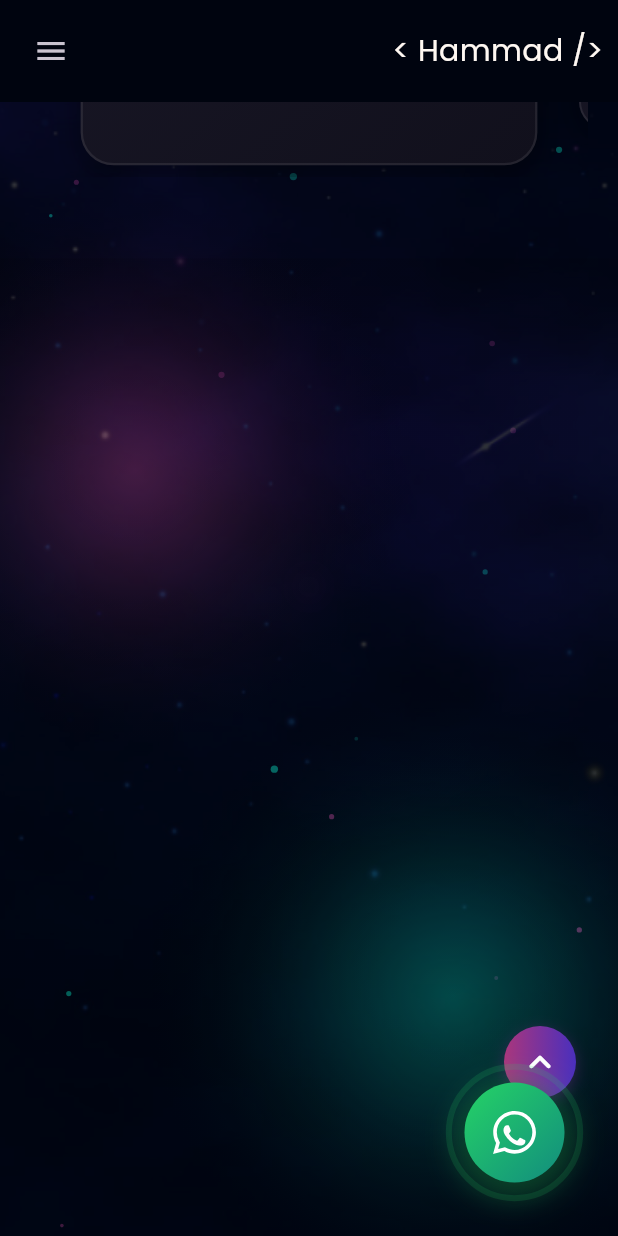
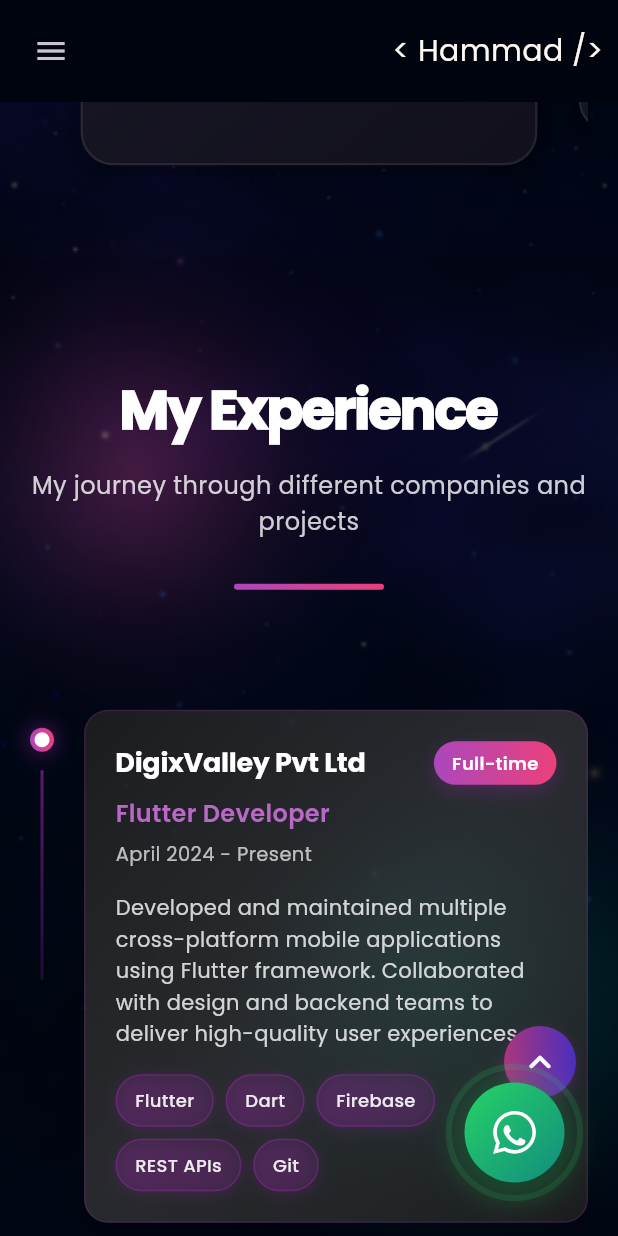
Before and after one commit to Hammadmughal123/mysite, a Flutter app: the screen it shows after launch, scrolled down 1728 dp, on a phone screen of 412 x 824 dp. Run offline on Flutter 3.47's test engine with Material 3 defaults, Android fonts, the light colour scheme and no system bars; drawn by our look-alikes of carousel_slider, scrollable_positioned_list; our stand-ins replace animated_text_kit, bloc, flutter_bloc, flutter_svg, share_plus, sizer; missing offline and left inert: universal_html.

Commit message:
mobile improvement

```diff
--- a/lib/app/experience/eperie.dart
+++ b/lib/app/experience/eperie.dart
@@ -28,6 +28,8 @@ class _ExperienceSectionState extends State<ExperienceSection>
   @override
   void didChangeDependencies() {
     super.didChangeDependencies();
+    if (Responsive.isMobile(context)) return;
+
     final bool isVisible = SectionVisibilityScope.of(context);
     if (isVisible != _wasVisible) {
       _wasVisible = isVisible;
@@ -151,6 +153,49 @@ class _ExperienceSectionState extends State<ExperienceSection>
   }
 
   Widget _buildEnhancedHeader(ThemeData theme) {
+    if (Responsive.isMobile(context)) {
+      return Column(
+        children: [
+          const Text(
+            'My Experience',
+            style: TextStyle(
+              fontSize: 36,
+              fontWeight: FontWeight.w900,
+              color: Colors.white,
+              letterSpacing: -1.2,
+              height: 1.2,
+            ),
+          ),
+          const SizedBox(height: 16),
+          Text(
+            'My journey through different companies and projects',
+            textAlign: TextAlign.center,
+            style: TextStyle(
+              fontSize: 16,
+              color: Colors.white.withValues(alpha: 0.8),
+              fontWeight: FontWeight.w300,
+              letterSpacing: 0.3,
+              height: 1.5,
+            ),
+          ),
+          const SizedBox(height: 30),
+          Container(
+            height: 4,
+            width: 100,
+            decoration: BoxDecoration(
+              gradient: LinearGradient(
+                colors: [
+                  Colors.purple.shade400,
+                  Colors.pink.shade400,
+                ],
+              ),
+              borderRadius: BorderRadius.circular(2),
+            ),
+          ),
+        ],
+      );
+    }
+
     return AnimatedBuilder(
       animation: _titleAnimation,
       builder: (context, child) {
@@ -581,23 +626,10 @@ class _ExperienceSectionState extends State<ExperienceSection>
         Map<String, dynamic> experience = entry.value;
         bool isLast = index == experienceData.length - 1;
 
-        return AnimatedBuilder(
-          animation: _cardAnimations[index],
-          builder: (context, child) {
-            final animValue = _cardAnimations[index].value.clamp(0.0, 1.0);
-
-            return Transform.translate(
-              offset: Offset(30 * (1 - animValue), 0),
-              child: Opacity(
-                opacity: animValue,
-                child: _buildMobileExperienceWithTimeline(
-                  experience: experience,
-                  theme: theme,
-                  isLast: isLast,
-                ),
-              ),
-            );
-          },
+        return _buildMobileExperienceWithTimeline(
+          experience: experience,
+          theme: theme,
+          isLast: isLast,
         );
       }).toList(),
     );
--- a/lib/app/experience/experience.dart
+++ b/lib/app/experience/experience.dart
@@ -35,6 +35,8 @@ class _SkillsSectionState extends State<SkillsSection>
   @override
   void didChangeDependencies() {
     super.didChangeDependencies();
+    if (Responsive.isMobile(context)) return;
+
     final bool isVisible = SectionVisibilityScope.of(context);
     if (isVisible != _wasVisible) {
       _wasVisible = isVisible;
@@ -136,6 +138,38 @@ class _SkillsSectionState extends State<SkillsSection>
   }
 
   Widget _buildSectionHeader(ThemeData theme) {
+    if (Responsive.isMobile(context)) {
+      return Column(
+        children: [
+          const Text(
+            'Technical Expertise',
+            style: TextStyle(
+              fontSize: 36,
+              fontWeight: FontWeight.w800,
+              color: Colors.white,
+              letterSpacing: -1.2,
+              height: 1.2,
+            ),
+          ),
+          Space.y(2.w)!,
+          Container(
+            height: 6,
+            width: 120,
+            decoration: BoxDecoration(
+              gradient: LinearGradient(
+                colors: [
+                  Colors.blue.shade400,
+                  Colors.purple.shade400,
+                  Colors.pink.shade400,
+                ],
+              ),
+              borderRadius: BorderRadius.circular(3),
+            ),
+          ),
+        ],
+      );
+    }
+
     return Column(
       children: [
         // Animated title
--- a/lib/app/sections/services/services_mobile.dart
+++ b/lib/app/sections/services/services_mobile.dart
@@ -5,36 +5,23 @@ class ServiceMobile extends StatelessWidget {
 
   @override
   Widget build(BuildContext context) {
-    MediaQuery.of(context).size.height;
-
     return Column(
       children: [
-        const ScrollReveal(
-          child: CustomSectionHeading(text: '\nWhat I can do?'),
-        ),
+        const CustomSectionHeading(text: '\nWhat I can do?'),
         Space.y(3.w)!,
         Padding(
           padding: EdgeInsets.symmetric(horizontal: 10.w),
-          child: ScrollReveal(
-            delay: const Duration(milliseconds: 80),
-            child: CustomSectionSubHeading(text: servicesSubHeading),
-          ),
+          child: CustomSectionSubHeading(text: servicesSubHeading),
         ),
         Space.y(5.w)!,
         CarouselSlider.builder(
           itemCount: servicesUtils.length,
           itemBuilder: (BuildContext context, int itemIndex, int i) => Padding(
             padding: const EdgeInsets.symmetric(vertical: 8.0, horizontal: 4.0),
-            child: ScrollReveal(
-              detectorKey: 'service-m-$i',
-              duration: const Duration(milliseconds: 1050),
-              delay: Duration(milliseconds: 120 + i * 100),
-              beginOffset: const Offset(0, 36),
-              child: _ServiceCard(
-                service: servicesUtils[i],
-                cardWidth: Responsive.isTablet(context) ? 350 : 290,
-                cardHeight: 360,
-              ),
+            child: _ServiceCard(
+              service: servicesUtils[i],
+              cardWidth: Responsive.isTablet(context) ? 350 : 290,
+              cardHeight: 360,
             ),
           ),
           options: CarouselOptions(
--- a/lib/core/animations/particle_field.dart
+++ b/lib/core/animations/particle_field.dart
@@ -58,6 +58,7 @@ class _ParticleFieldState extends State<ParticleField>
 
   @override
   Widget build(BuildContext context) {
+    if (Responsive.isMobile(context)) return const SizedBox.shrink();
     if (!_initialized) return const SizedBox.shrink();
 
     return IgnorePointer(
--- a/lib/core/animations/scroll_entrance_section.dart
+++ b/lib/core/animations/scroll_entrance_section.dart
@@ -45,14 +45,6 @@ class ScrollEntranceSection extends StatelessWidget {
 
   @override
   Widget build(BuildContext context) {
-    if (index == 0) {
-      return SectionVisibilityScope(
-        isVisible: true,
-        sectionIndex: 0,
-        child: child,
-      );
-    }
-
     final scrollProvider = Provider.of<ScrollProvider>(context);
     final bool isVisible = scrollProvider.isSectionVisible(index);
 
--- a/lib/core/providers/scroll_provider.dart
+++ b/lib/core/providers/scroll_provider.dart
@@ -19,22 +19,9 @@ class ScrollProvider extends ChangeNotifier {
     bool updated = false;
     final Set<int> newlyVisible = {};
 
-    // Check if user is currently at the top of Home section (index 0)
-    final bool isAtVeryTop = positions.any(
-      (p) => p.index == 0 && p.itemLeadingEdge >= -0.05,
-    );
-
     for (final pos in positions) {
-      if (pos.index == 0) {
-        newlyVisible.add(0);
-        continue;
-      }
-
-      // If user is parked at the very top of Home, lower sections must not trigger entrance
-      if (isAtVeryTop) continue;
-
-      // Section in view when scrolled into screen
-      if (pos.itemLeadingEdge < 0.72 && pos.itemTrailingEdge > 0.12) {
+      // Section in view when leading edge hasn't gone too far up and trailing edge is on screen
+      if (pos.itemLeadingEdge < 0.85 && pos.itemTrailingEdge > 0.0) {
         newlyVisible.add(pos.index);
       }
     }
```
Also changed, not shown: 59 other files.
